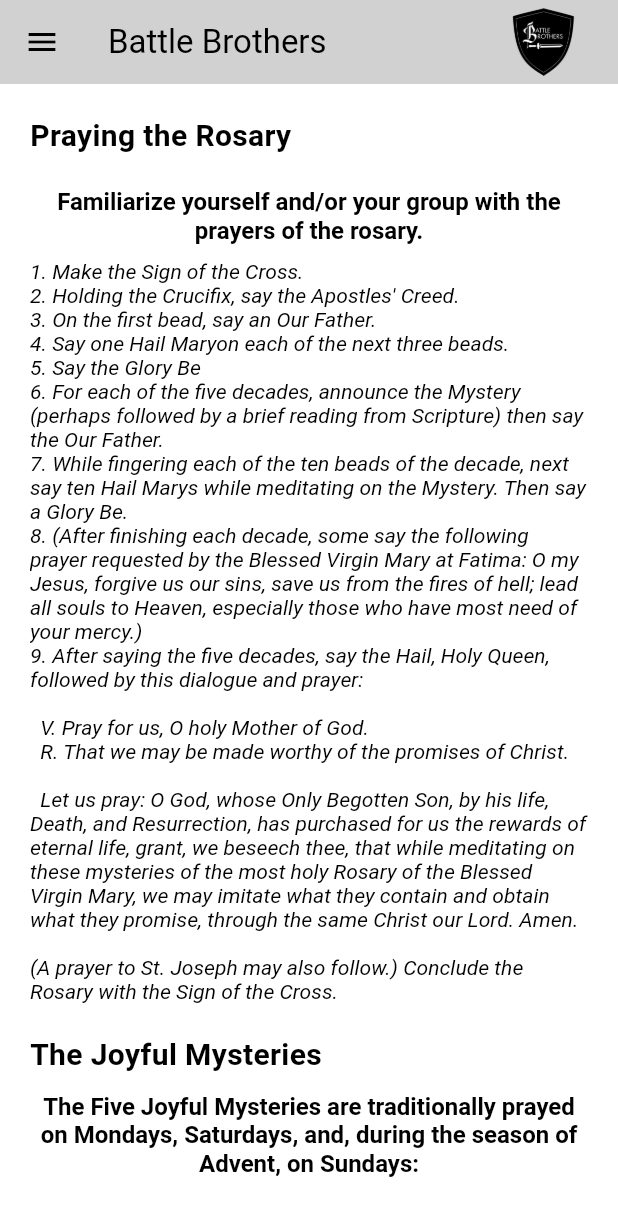
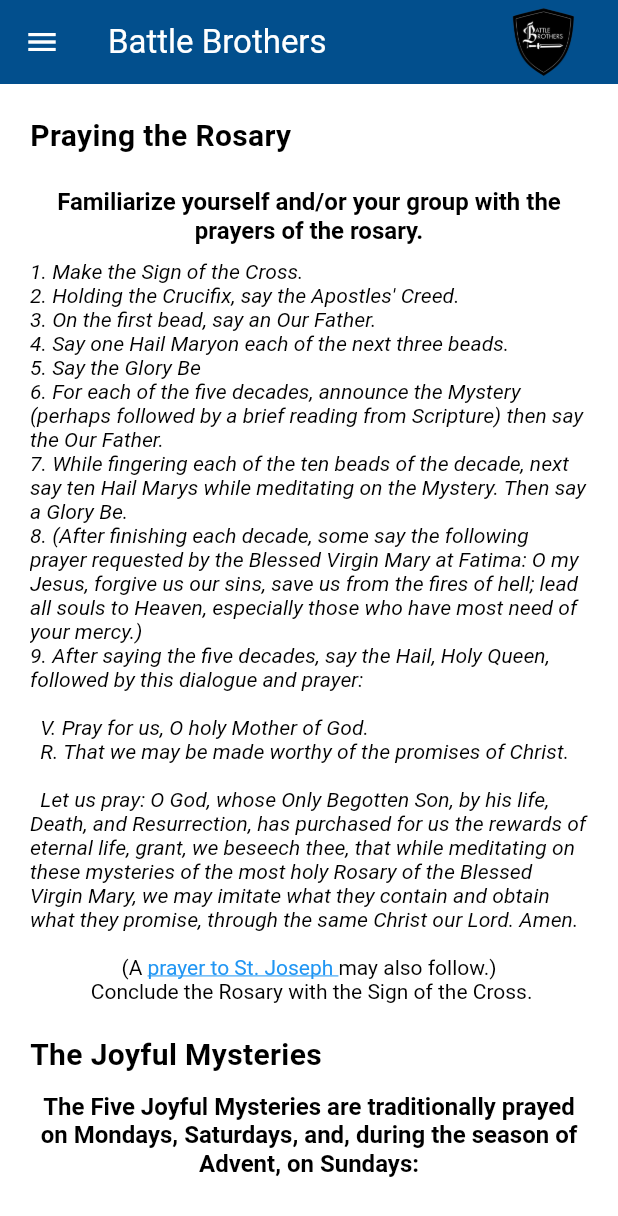
Before and after one commit to matthewweil3/battle-brothers, a Flutter app: the screen it shows after launch, in the side drawer, after a tap on "Rosary", on a phone screen of 412 x 824 dp. Shown: the top 1216 px of the screen. Run offline on Flutter 3.47's test engine with Material 3 defaults, Android fonts, the light colour scheme and no system bars.

Commit message:
Final touches

```diff
--- a/lib/widgets/MainScreen.dart
+++ b/lib/widgets/MainScreen.dart
@@ -11,7 +11,7 @@ class MainScreenWidget extends StatelessWidget {
         children: [
         RichText(
         textAlign: TextAlign.center,
-        text: const TextSpan(text: "The Battle Brothers Mission", style: TextStyle(fontWeight: FontWeight.bold, fontSize: 18 , color: Colors.black),
+        text: const TextSpan(text: "Our Mission", style: TextStyle(fontWeight: FontWeight.bold, fontSize: 18 , color: Colors.black),
         )
         ),
 
--- a/lib/widgets/Rosary.dart
+++ b/lib/widgets/Rosary.dart
@@ -1,9 +1,18 @@
+import 'package:flutter/gestures.dart';
+
 import '_layout.dart';
 import 'package:flutter/material.dart';
+import 'package:url_launcher/url_launcher.dart';
 
 class RosaryWidget extends StatelessWidget {
   const RosaryWidget({super.key});
 
+ void _launchPage() async {
+    final Uri url = Uri.parse('https://www.usccb.org/prayers/prayer-st-joseph-after-rosary');
+    if (!await launchUrl(url)) {
+      throw 'Could not launch $url';
+    }
+  }
 
   @override
   Widget build(BuildContext context) {
@@ -48,13 +57,31 @@ class RosaryWidget extends StatelessWidget {
 \t\tV. Pray for us, O holy Mother of God.
 \t\tR. That we may be made worthy of the promises of Christ.\n
 \t\tLet us pray: O God, whose Only Begotten Son, by his life, Death, and Resurrection, has purchased for us the rewards of eternal life, grant, we beseech thee, that while meditating on these mysteries of the most holy Rosary of the Blessed Virgin Mary, we may imitate what they contain and obtain what they promise, through the same Christ our Lord. Amen.
-\n(A prayer to St. Joseph may also follow.) Conclude the Rosary with the Sign of the Cross.''',//ADD LINK HERE
+''',//ADD LINK HERE
                 style: TextStyle(
                   fontStyle: FontStyle.italic,
                   color: Colors.black,
                 ),
               ),
             ),
+            Align(
+              alignment: Alignment.center,
+              child:
+            RichText(
+              textAlign: TextAlign.center,
+              text: TextSpan(
+              text: "(A ",
+                style: TextStyle(
+
+                  color: Colors.black,
+
+                ),
+                children: <TextSpan>[
+                  TextSpan(text: "prayer to St. Joseph ",  style: TextStyle(color: Colors.blue, decoration: TextDecoration.underline), recognizer: TapGestureRecognizer()..onTap = _launchPage,),
+                  TextSpan(text: "may also follow.)\n Conclude the Rosary with the Sign of the Cross."),
+                ]
+              ),
+            )),
             const SizedBox(height: 20),
             const Text(
               "The Joyful Mysteries",
--- a/lib/widgets/_layout.dart
+++ b/lib/widgets/_layout.dart
@@ -15,14 +15,14 @@ class CustomLayout extends StatelessWidget {
     final screenWidth = MediaQuery.of(context).size.width;
     return Scaffold(
       appBar: AppBar(
-        foregroundColor: Colors.black,
-        backgroundColor:  const Color.fromARGB(255, 209, 209, 209),
+        foregroundColor: Colors.white,
+        backgroundColor:  Color.fromARGB(255, 2, 79, 141),
         title: Row
         (
           children: [
           Text("Battle Brothers",
           style: const TextStyle(
-              color: Colors.black
+              color: Colors.white
               )
           ),
           SizedBox(width: screenWidth * 0.3),
```
